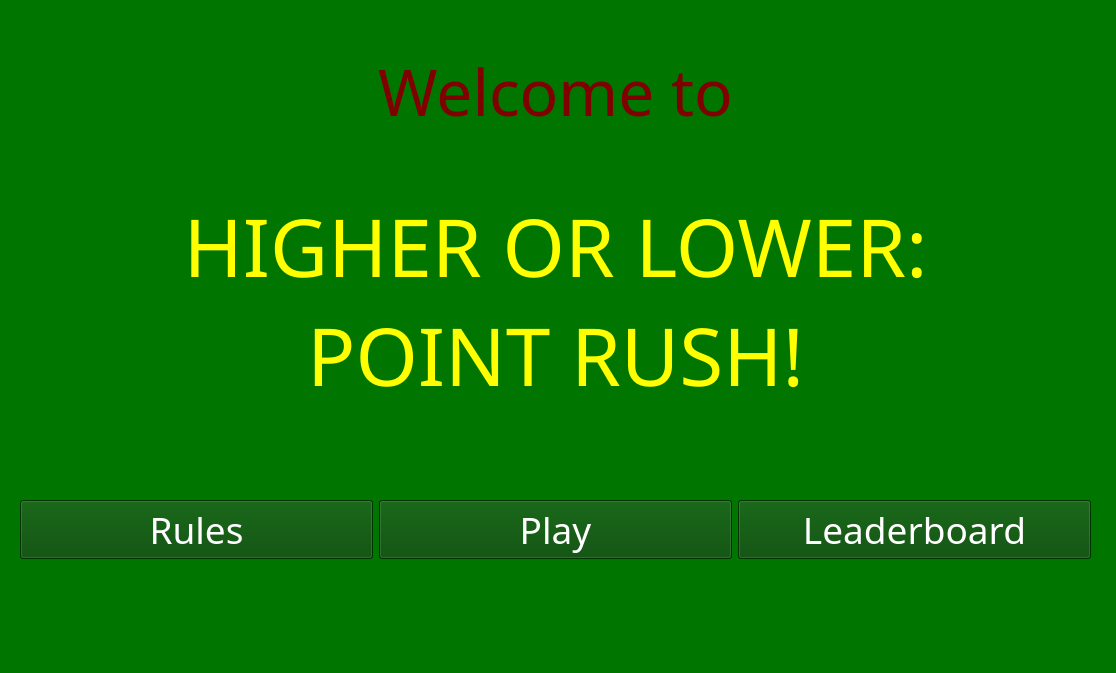
Before: the Qt Designer form gui/ui/home_screen.ui in jayanpatel789/card-game, drawn with Qt 5.
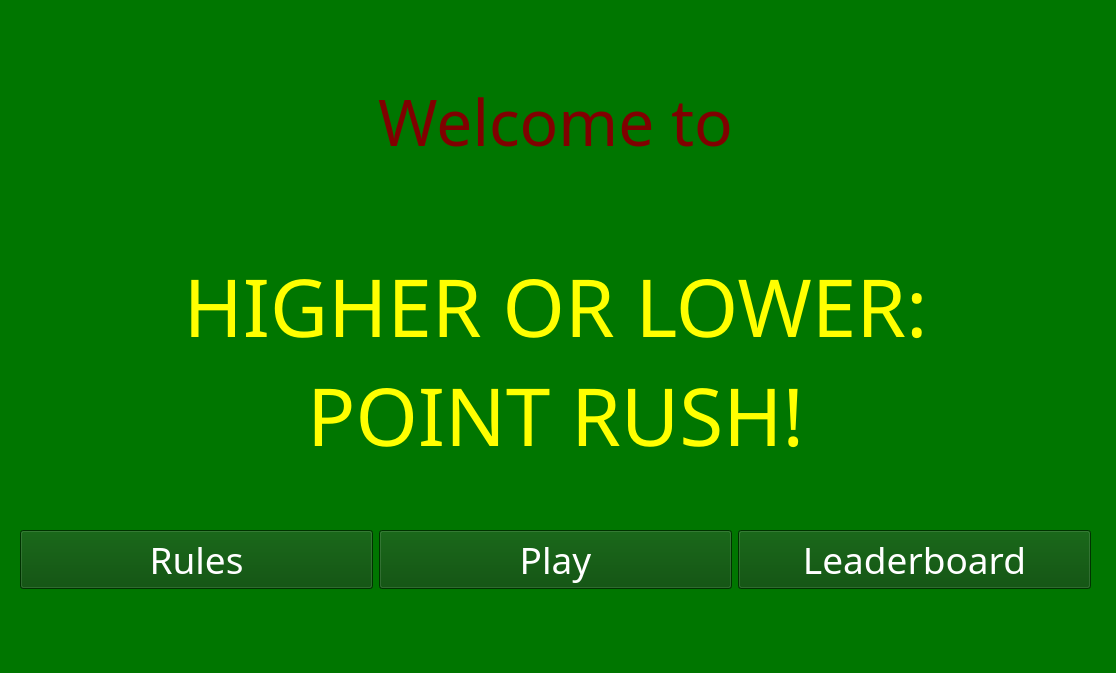
After: the same form once the commit is applied. Icons and pictures are not drawn.

Commit message: Home screen and icon update

What changed in the file:
```diff
--- a/gui/ui/home_screen.ui
+++ b/gui/ui/home_screen.ui
@@ -24,7 +24,7 @@
     <property name="geometry">
      <rect>
       <x>0</x>
-      <y>30</y>
+      <y>60</y>
       <width>1111</width>
       <height>121</height>
      </rect>
@@ -51,7 +51,7 @@
     <property name="geometry">
      <rect>
       <x>0</x>
-      <y>140</y>
+      <y>200</y>
       <width>1111</width>
       <height>321</height>
      </rect>
@@ -79,7 +79,7 @@
     <property name="geometry">
      <rect>
       <x>20</x>
-      <y>490</y>
+      <y>520</y>
       <width>1071</width>
       <height>80</height>
      </rect>
```
Left out of the diff: 76 changed lines with no effect on the pictures. The commit also changes 1 other file.
